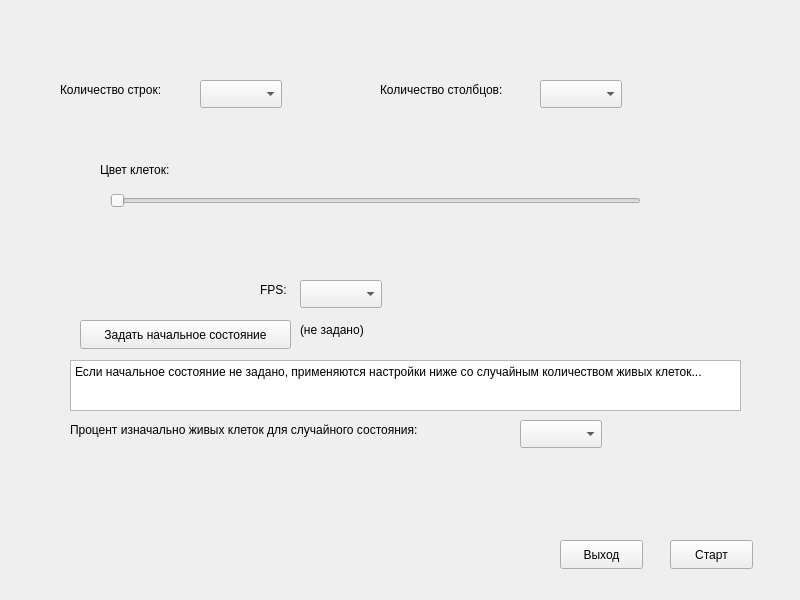
Qt form mainwindow.ui (MikhelsonVladislava/qt_game_of_life) before a commit.
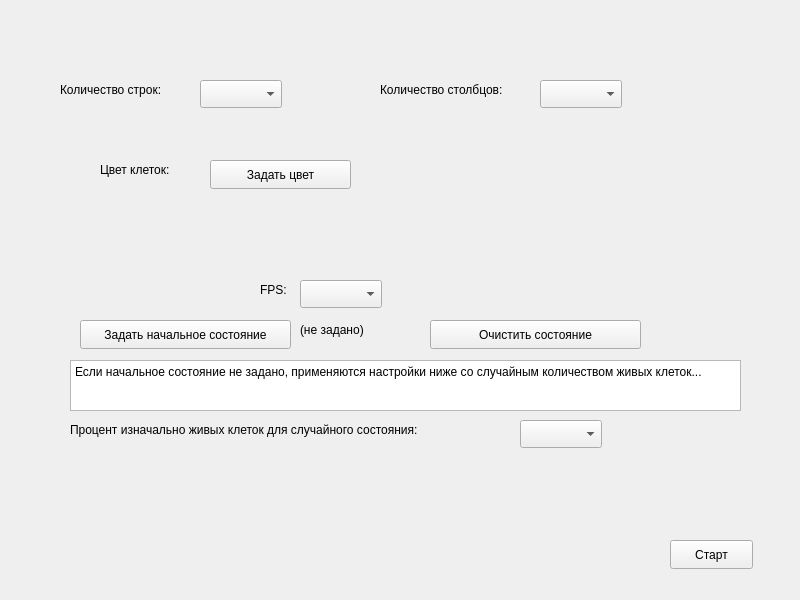
The same form after that commit.

Commit message: Cell color customization is complete. Warnings and field limits have been added to indicate the initial state field size.

Diff of the .ui file:
```diff
--- a/mainwindow.ui
+++ b/mainwindow.ui
@@ -14,19 +14,6 @@
    <string>MainWindow</string>
   </property>
   <widget class="QWidget" name="centralwidget">
-   <widget class="QSlider" name="color_slider">
-    <property name="geometry">
-     <rect>
-      <x>110</x>
-      <y>190</y>
-      <width>531</width>
-      <height>21</height>
-     </rect>
-    </property>
-    <property name="orientation">
-     <enum>Qt::Horizontal</enum>
-    </property>
-   </widget>
    <widget class="QComboBox" name="rows_box">
     <property name="geometry">
      <rect>
@@ -57,19 +44,6 @@
      </rect>
     </property>
    </widget>
-   <widget class="QPushButton" name="exit_but">
-    <property name="geometry">
-     <rect>
-      <x>560</x>
-      <y>540</y>
-      <width>83</width>
-      <height>29</height>
-     </rect>
-    </property>
-    <property name="text">
-     <string>Выход</string>
-    </property>
-   </widget>
    <widget class="QPushButton" name="state_but">
     <property name="geometry">
      <rect>
@@ -204,6 +178,32 @@
      <string>Процент изначально живых клеток для случайного состояния:</string>
     </property>
    </widget>
+   <widget class="QPushButton" name="del_state">
+    <property name="geometry">
+     <rect>
+      <x>430</x>
+      <y>320</y>
+      <width>211</width>
+      <height>29</height>
+     </rect>
+    </property>
+    <property name="text">
+     <string>Очистить состояние</string>
+    </property>
+   </widget>
+   <widget class="QPushButton" name="set_color">
+    <property name="geometry">
+     <rect>
+      <x>210</x>
+      <y>160</y>
+      <width>141</width>
+      <height>29</height>
+     </rect>
+    </property>
+    <property name="text">
+     <string>Задать цвет</string>
+    </property>
+   </widget>
   </widget>
  </widget>
  <resources/>
```
The commit also changes 9 other files.
